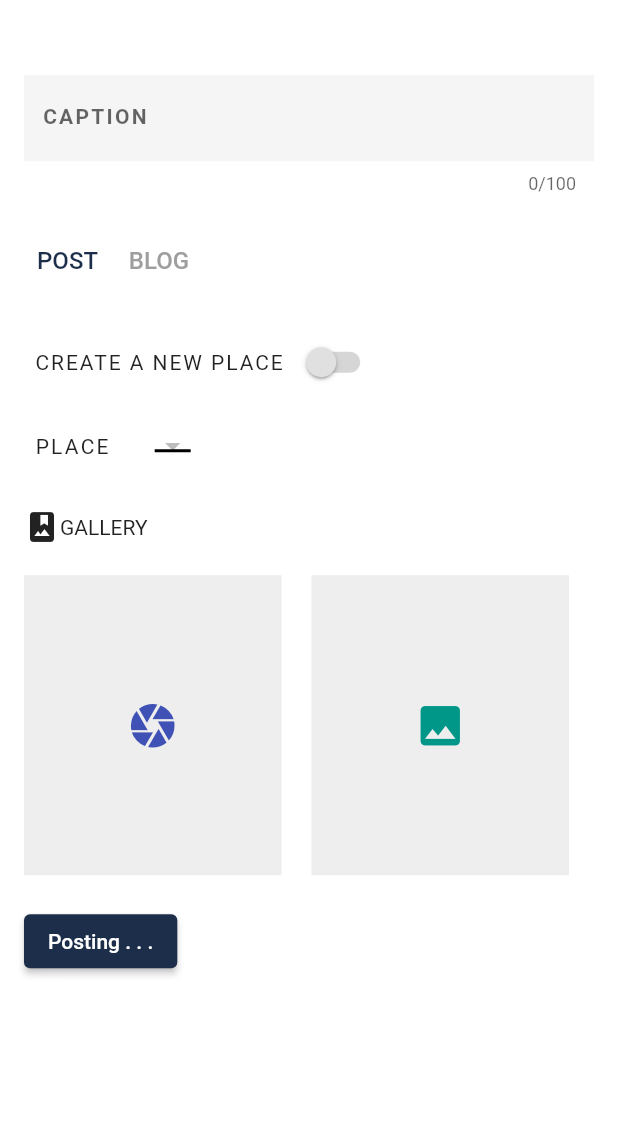
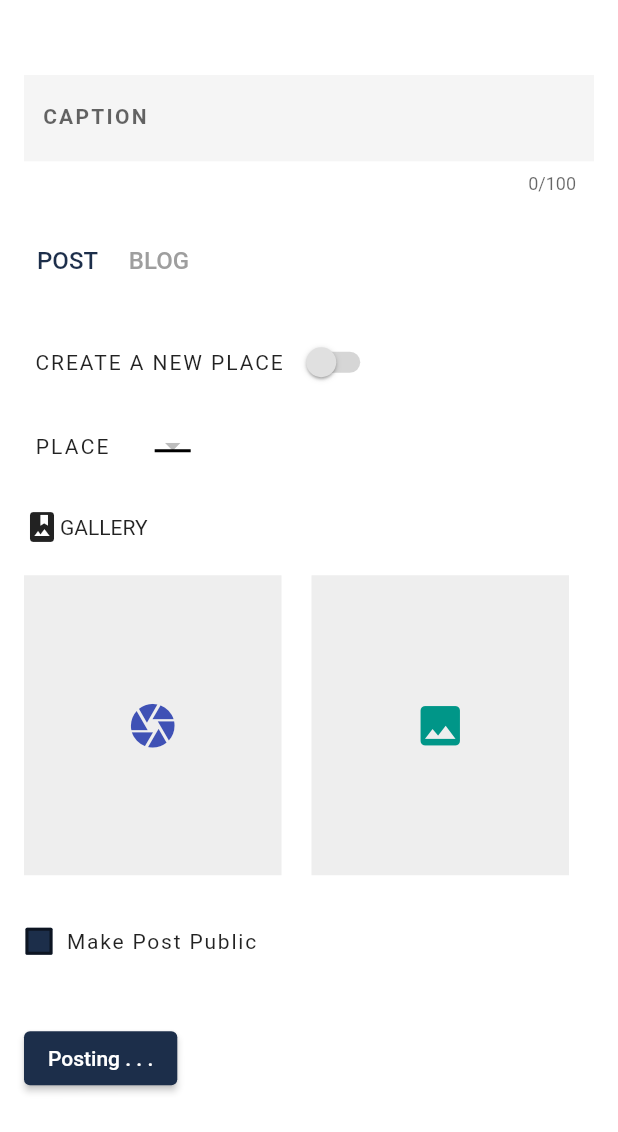
Before and after one commit to sagarpaudell/odyssey, a Flutter app: the Create widget shown alone on an empty page, opened directly, after a tap on "Publish", on a phone screen of 412 x 824 dp. Shown: the top 1132 px of the screen. Run offline on Flutter 3.47's test engine with Material 2 defaults, Android fonts, the phone set to English and light mode, and no system bars; our stand-ins replace flutter_image_slideshow, flutter_svg, focused_menu, font_awesome_flutter, image_cropper, image_picker and 3 more; missing offline and left inert: rolling_switch, textfield_tags; accounts and stored records are empty; network calls fail; statements that could not run were skipped; project files that could hold a hidden picture were left out.

Commit message:
clear data on post and public/private post/blog

```diff
--- a/odyssey/lib/providers/blog.dart
+++ b/odyssey/lib/providers/blog.dart
@@ -102,7 +102,8 @@ class Blog with ChangeNotifier {
       String place_name,
       String place_desc,
       List keywords,
-      bool isSwitched = false]) async {
+      bool isSwitched = false,
+      bool isPublic]) async {
     const url = 'https://travellum.herokuapp.com/blogs-api/addblogs';
     final token = 'Bearer ' + authToken;
 
@@ -138,6 +139,7 @@ class Blog with ChangeNotifier {
       try {
         request.fields['title'] = caption;
         request.fields['description'] = desc;
+        request.fields['public_blog'] = isPublic.toString();
 
         // print(caption);
         // print('isSwitched $isSwitched');
@@ -159,6 +161,7 @@ class Blog with ChangeNotifier {
       try {
         request.fields['title'] = caption;
         request.fields['description'] = desc;
+        request.fields['public_blog'] = isPublic.toString();
 
         handlePlaceData(request);
         request.files.add(
--- a/odyssey/lib/providers/posts.dart
+++ b/odyssey/lib/providers/posts.dart
@@ -91,7 +91,8 @@ class Posts with ChangeNotifier {
       String place_name,
       String place_desc,
       List keywords,
-      bool isSwitched = false]) async {
+      bool isSwitched = false,
+      bool isPublic]) async {
     const url = 'https://travellum.herokuapp.com/post-api/post';
     final token = 'Bearer ' + authToken;
 
@@ -126,7 +127,8 @@ class Posts with ChangeNotifier {
       print('no photo for post');
       try {
         request.fields['caption'] = caption;
-
+        print(isPublic);
+        request.fields['public_post'] = isPublic.toString();
         // print(caption);
         // print('isSwitched $isSwitched');
         // print(place_name + place_desc + keywords.join(' '));
@@ -147,6 +149,8 @@ class Posts with ChangeNotifier {
       try {
         final request = new http.MultipartRequest('POST', Uri.parse(url));
         request.fields['caption'] = caption;
+        request.fields['public_post'] = isPublic.toString();
+
         handlePlaceData(request);
         request.files.add(
           http.MultipartFile.fromBytes(
--- a/odyssey/lib/screens/create.dart
+++ b/odyssey/lib/screens/create.dart
@@ -30,6 +30,7 @@ class _CreateState extends State<Create> {
   String place_id;
   bool publishingPost = false;
   bool publishingBlog = false;
+  bool isPublicCheckBox = false;
 
   Future<void> getAllPlaces() async {
     var temp = await Provider.of<Place>(context, listen: false).getAllPlaces();
@@ -167,6 +168,18 @@ class _CreateState extends State<Create> {
 
   @override
   Widget build(BuildContext context) {
+    Color getColor(Set<MaterialState> states) {
+      const Set<MaterialState> interactiveStates = <MaterialState>{
+        MaterialState.pressed,
+        MaterialState.hovered,
+        MaterialState.focused,
+      };
+      if (states.any(interactiveStates.contains)) {
+        return Theme.of(context).primaryColor;
+      }
+      return Theme.of(context).primaryColor;
+    }
+
     return SingleChildScrollView(
       child: Padding(
         padding: const EdgeInsets.symmetric(horizontal: 16.0, vertical: 50),
@@ -663,6 +676,33 @@ class _CreateState extends State<Create> {
             ),
             Row(
               children: [
+                SizedBox(
+                  width: 20,
+                  child: Checkbox(
+                      checkColor: Colors.white,
+                      fillColor: MaterialStateProperty.resolveWith(getColor),
+                      value: isPublicCheckBox,
+                      onChanged: (value) {
+                        setState(() {
+                          isPublicCheckBox = value;
+                          print(isPublicCheckBox);
+                        });
+                      }),
+                ),
+                SizedBox(
+                  width: 8,
+                ),
+                Text(
+                  isPost ? 'Make Post Public' : 'Make Blog Public',
+                  style: TextStyle(fontSize: 14, letterSpacing: 1.2),
+                ),
+              ],
+            ),
+            SizedBox(
+              height: 30,
+            ),
+            Row(
+              children: [
                 isPost
                     // Publish Post
                     ? ElevatedButton(
@@ -672,6 +712,7 @@ class _CreateState extends State<Create> {
                             publishingPost = true;
                             print('publishingPost: $publishingPost');
                           });
+
                           await getPlaceId();
                           await Provider.of<Posts>(context, listen: false)
                               .publishPost(
@@ -683,9 +724,15 @@ class _CreateState extends State<Create> {
                             _placeDescController.text,
                             tags,
                             isSwitched,
+                            isPublicCheckBox,
                           );
                           await setState(() {
                             publishingPost = false;
+                            _placeNameController.clear();
+                            _placeDescController.clear();
+                            _captionController.clear();
+                            _blogDescriptionController.clear();
+                            tags = [];
                             print('publishingPost: $publishingPost');
                           });
                           ScaffoldMessenger.of(context).showSnackBar(
@@ -724,9 +771,15 @@ class _CreateState extends State<Create> {
                             _placeDescController.text,
                             tags,
                             isSwitched,
+                            isPublicCheckBox,
                           );
                           setState(() {
                             publishingBlog = false;
+                            _placeNameController.clear();
+                            _placeDescController.clear();
+                            _captionController.clear();
+                            _blogDescriptionController.clear();
+                            tags = [];
                             print('publishingBlog: $publishingBlog');
                           });
                           ScaffoldMessenger.of(context).showSnackBar(
```
